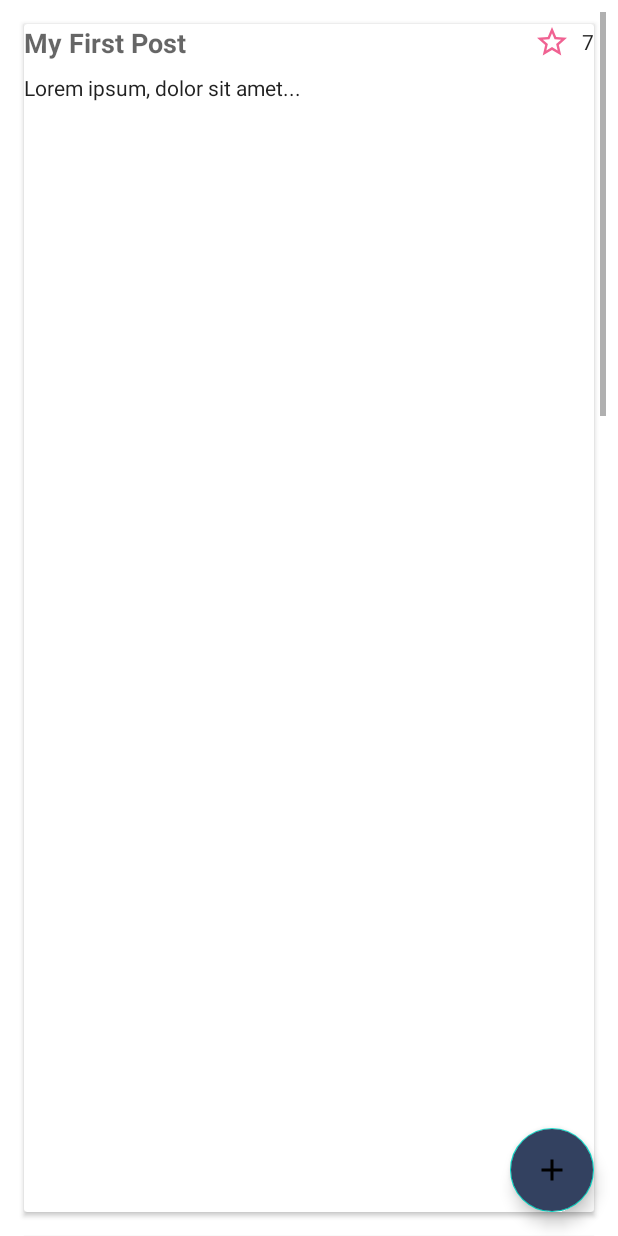
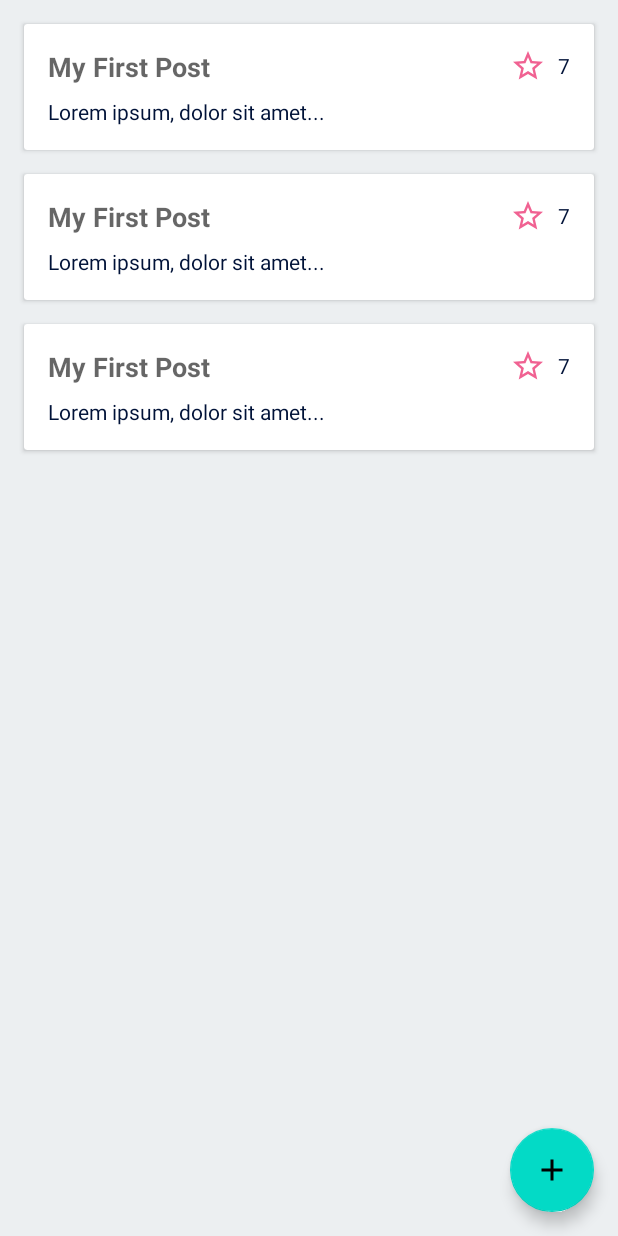
Before and after one commit to redstripes89/Schwasenphrein, an Android app: the layout fragment_main.xml on its own in the app's theme, with its tools: preview values and no code run, on a phone screen of 412 x 824 dp. Run offline under Robolectric (Android 15) with nearby library versions, the phone set to English and light mode, and no system bars; Roboto replaces fonts that are not available here.

Commit message:
* progress

```diff
--- a/app/src/main/AndroidManifest.xml
+++ b/app/src/main/AndroidManifest.xml
@@ -11,7 +11,7 @@
         android:label="@string/app_name"
         android:roundIcon="@mipmap/ic_launcher_round"
         android:supportsRtl="true"
-        android:theme="@style/AppTheme">
+        android:theme="@style/AppTheme.NoActionBar">
         <activity
             android:name=".StartupActivity"
             android:label="@string/app_name">
--- a/app/src/main/java/de/redstripes/schwasenphrein/fragments/NewPostFragment.kt
+++ b/app/src/main/java/de/redstripes/schwasenphrein/fragments/NewPostFragment.kt
@@ -49,14 +49,14 @@ class NewPostFragment : DialogFragment(), AnkoLogger {
 
                     if(user == null) {
                         Toast.makeText(activity, "Error: Could not get user", Toast.LENGTH_SHORT).show()
-                        error("User " + uid + " is unexpectedly null")
+                        error("User $uid is unexpectedly null")
                     } else {
                         val key = database.child("posts").push().key
                         val post = Post(uid, user.username!!, person, text)
                         val postValues = post.toMap()
 
                         val childUpdates = HashMap<String, Any>()
-                        childUpdates.put("/posts/" + key, postValues)
+                        childUpdates.put("/posts/$key", postValues)
                         database.updateChildren(childUpdates)
                     }
 
--- a/app/src/main/res/drawable/ic_star_border_pink_24dp.xml
+++ b/app/src/main/res/drawable/ic_star_border_pink_24dp.xml
@@ -1,4 +1,4 @@
-<vector android:height="24dp" android:tint="@color/pink_mouth"
+<vector android:height="24dp" android:tint="@color/pink_300"
     android:viewportHeight="24.0" android:viewportWidth="24.0"
     android:width="24dp" xmlns:android="http://schemas.android.com/apk/res/android">
     <path android:fillColor="#FF000000" android:pathData="M22,9.24l-7.19,-0.62L12,2 9.19,8.63 2,9.24l5.46,4.73L5.82,21 12,17.27 18.18,21l-1.63,-7.03L22,9.24zM12,15.4l-3.76,2.27 1,-4.28 -3.32,-2.88 4.38,-0.38L12,6.1l1.71,4.04 4.38,0.38 -3.32,2.88 1,4.28L12,15.4z"/>
--- a/app/src/main/res/layout/activity_main.xml
+++ b/app/src/main/res/layout/activity_main.xml
@@ -28,8 +28,7 @@
                 android:layout_gravity="center"
                 android:gravity="center_vertical"
                 android:orientation="horizontal"
-                android:text="@string/app_name"
-                android:textColor="@color/colorPrimary" />
+                android:text="@string/app_name" />
         </androidx.appcompat.widget.Toolbar>
     </com.google.android.material.appbar.AppBarLayout>
 
--- a/app/src/main/res/layout/fragment_main.xml
+++ b/app/src/main/res/layout/fragment_main.xml
@@ -6,11 +6,6 @@
     android:layout_width="match_parent"
     android:layout_height="match_parent"
     tools:context=".fragments.MainFragment">
-
-    <androidx.coordinatorlayout.widget.CoordinatorLayout
-        android:id="@+id/main_coordinator"
-        android:layout_width="match_parent"
-        android:layout_height="match_parent">
 
     <androidx.recyclerview.widget.RecyclerView
         android:id="@+id/main_posts"
@@ -22,8 +17,6 @@
         android:scrollbars="vertical"
         tools:listitem="@layout/item_post" />
 
-    </androidx.coordinatorlayout.widget.CoordinatorLayout>
-
     <com.google.android.material.floatingactionbutton.FloatingActionButton
         android:id="@+id/main_fab_add_post"
         style="@style/Widget.MaterialComponents.FloatingActionButton"
@@ -33,6 +26,5 @@
         android:layout_alignParentBottom="true"
         android:layout_marginEnd="@dimen/margin_normal"
         android:layout_marginBottom="@dimen/margin_normal"
-        android:backgroundTint="@color/colorPrimary"
         app:srcCompat="@drawable/ic_add_white_24dp" />
 </RelativeLayout>
--- a/app/src/main/res/layout/item_post.xml
+++ b/app/src/main/res/layout/item_post.xml
@@ -2,58 +2,63 @@
 <androidx.cardview.widget.CardView xmlns:android="http://schemas.android.com/apk/res/android"
     xmlns:tools="http://schemas.android.com/tools"
     android:layout_width="match_parent"
-    android:layout_height="match_parent"
+    android:layout_height="wrap_content"
     android:layout_margin="@dimen/margin_small"
     android:orientation="vertical">
 
     <RelativeLayout
         android:layout_width="match_parent"
-        android:layout_height="wrap_content">
+        android:layout_height="wrap_content"
+        android:padding="@dimen/margin_normal">
 
         <LinearLayout
-            android:id="@+id/post_title_and_text_container"
+            android:id="@+id/post_title_stars_container"
             android:layout_width="match_parent"
-            android:layout_height="match_parent"
-            android:orientation="vertical">
+            android:layout_height="wrap_content"
+            android:orientation="horizontal">
 
             <TextView
                 android:id="@+id/post_title"
                 style="@style/TextAppearance.AppCompat.Medium"
-                android:layout_width="wrap_content"
+                android:layout_width="0dp"
                 android:layout_height="wrap_content"
+                android:layout_gravity="start|center_vertical"
+                android:layout_weight="1"
                 android:ellipsize="end"
+                android:gravity="start|center_vertical"
                 android:maxLines="1"
                 android:textStyle="bold"
                 tools:text="My First Post" />
 
             <TextView
-                android:id="@+id/post_text"
+                android:id="@+id/post_num_stars"
                 android:layout_width="wrap_content"
                 android:layout_height="wrap_content"
-                android:layout_marginTop="@dimen/margin_small"
-                tools:text="Lorem ipsum, dolor sit amet..." />
+                android:layout_gravity="center_vertical"
+                android:drawableStart="@drawable/ic_star_border_pink_24dp"
+                android:drawablePadding="@dimen/margin_small"
+                android:gravity="center_vertical"
+                tools:text="7" />
         </LinearLayout>
 
         <TextView
-            android:id="@+id/post_num_stars"
+            android:id="@+id/post_text"
             android:layout_width="wrap_content"
             android:layout_height="wrap_content"
-            android:layout_alignTop="@id/post_title_and_text_container"
-            android:layout_alignParentEnd="true"
-            android:drawableStart="@drawable/ic_star_border_pink_24dp"
-            android:drawablePadding="@dimen/margin_small"
-            android:gravity="center"
-            tools:text="7" />
+            android:layout_below="@id/post_title_stars_container"
+            android:layout_marginTop="@dimen/margin_small"
+            tools:text="Lorem ipsum, dolor sit amet..." />
 
         <TextView
             android:id="@+id/post_author"
             style="@style/Base.TextAppearance.AppCompat.Small"
             android:layout_width="wrap_content"
             android:layout_height="wrap_content"
-            android:layout_below="@id/post_title_and_text_container"
+            android:layout_below="@id/post_text"
             android:layout_alignParentEnd="true"
             android:layout_marginStart="@dimen/margin_small"
             android:gravity="center_vertical"
+            android:visibility="gone"
             tools:text="Author" />
     </RelativeLayout>
 
--- a/app/src/main/res/values/styles.xml
+++ b/app/src/main/res/values/styles.xml
@@ -1,21 +1,20 @@
 <resources xmlns:tools="http://schemas.android.com/tools">
 
     <!-- Base application theme. -->
-    <style name="AppTheme" parent="Theme.AppCompat.Light.NoActionBar">
+    <style name="AppTheme" parent="Theme.AppCompat.Light">
         <!-- Customize your theme here. -->
         <item name="colorPrimary">@color/colorPrimary</item>
         <item name="colorPrimaryDark">@color/colorPrimaryDark</item>
-        <item name="colorAccent">@color/pink_mouth</item>
-        <item name="windowActionBar">false</item>
-        <item name="windowNoTitle">true</item>
+        <item name="colorAccent">@color/colorAccent</item>
         <item name="android:textViewStyle">@style/TextAppearance.Default</item>
-        <item name="android:windowBackground">@android:color/white</item>
-        <item name="android:statusBarColor">@android:color/white</item>
+        <item name="android:windowBackground">@color/colorPrimary</item>
+        <item name="android:statusBarColor">@color/colorPrimary</item>
         <item name="android:toolbarStyle">@style/Widget.Toolbar</item>
+        <item name="android:actionBarStyle">@style/Widget.AppBar</item>
         <item name="android:windowLightStatusBar" tools:targetApi="m">true</item>
-        <item name="android:navigationBarColor">@color/colorPrimary</item>
+        <item name="android:navigationBarColor">@color/headblue_0</item>
         <item name="android:windowContentTransitions">true</item>
-        <item name="android:textColorPrimary">@android:color/foreground_material_light</item>
+        <item name="android:textColorPrimary">@color/headblue_0</item>
     </style>
 
     <style name="AppTheme.NoActionBar">
@@ -25,7 +24,6 @@
 
     <style name="Widget.AppBar" parent="@style/Widget.Design.AppBarLayout" >
         <item name="popupTheme">@style/AppTheme.PopupOverlay</item>
-        <item name="android:background">@android:color/white</item>
         <item name="android:elevation">8dp</item>
         <item name="android:orientation">vertical</item>
         <item name="liftOnScroll">true</item>
@@ -38,13 +36,11 @@
 
     <style name="AppTheme.AppBarOverlay" parent="ThemeOverlay.AppCompat.Dark.ActionBar">
         <item name="android:textAppearance">@style/TextAppearance.ToolbarTitle</item>
-        <item name="android:background">@android:color/white</item>
         <item name="android:foreground">@color/colorPrimary</item>
     </style>
 
     <style name="AppTheme.PopupOverlay" parent="ThemeOverlay.AppCompat.Light">
         <item name="android:textAppearance">@style/TextAppearance.ToolbarTitle</item>
-        <item name="android:colorBackground">@android:color/white</item>
         <item name="android:textColor">@color/colorPrimary</item>
     </style>
 
@@ -61,23 +57,12 @@
         <item name="android:fontFamily">@font/google_sans</item>
     </style>
 
-    <style name="SignInTheme" parent="Theme.AppCompat.Light">
-        <!-- Required for sign-in flow styling -->
-        <item name="colorPrimary">@android:color/white</item>
-        <item name="colorPrimaryDark">@android:color/white</item>
-        <item name="colorAccent">@color/colorAccent</item>
-        <item name="android:textViewStyle">@style/TextAppearance.Default</item>
-        <item name="android:windowBackground">@android:color/white</item>
-        <item name="android:statusBarColor">@android:color/white</item>
-        <item name="android:windowLightStatusBar" tools:targetApi="m">true</item>
-        <item name="android:navigationBarColor">@color/colorPrimary</item>
+    <style name="SignInTheme" parent="AppTheme">
         <item name="android:buttonStyle">@style/SignInButton</item>
-        <item name="android:toolbarStyle">@style/Widget.Toolbar</item>
-        <item name="android:actionBarStyle">@style/Widget.AppBar</item>
     </style>
 
     <style name="SignInButton" parent="FirebaseUI.Button">
-        <item name="android:backgroundTint">@color/colorPrimary</item>
+        <item name="android:backgroundTint">@color/headblue_0</item>
     </style>
 
 </resources>
```
Also changed, not shown: app/src/main/java/de/redstripes/schwasenphrein/fragments/MainFragment.kt (+0 -14 lines), app/src/main/java/de/redstripes/schwasenphrein/fragments/MainFragmentRecyclerAdapter.kt (+9 -21 lines), app/src/main/res/values/colors.xml (+28 -22 lines). Lines whose indentation alone changed are shown as unchanged.
